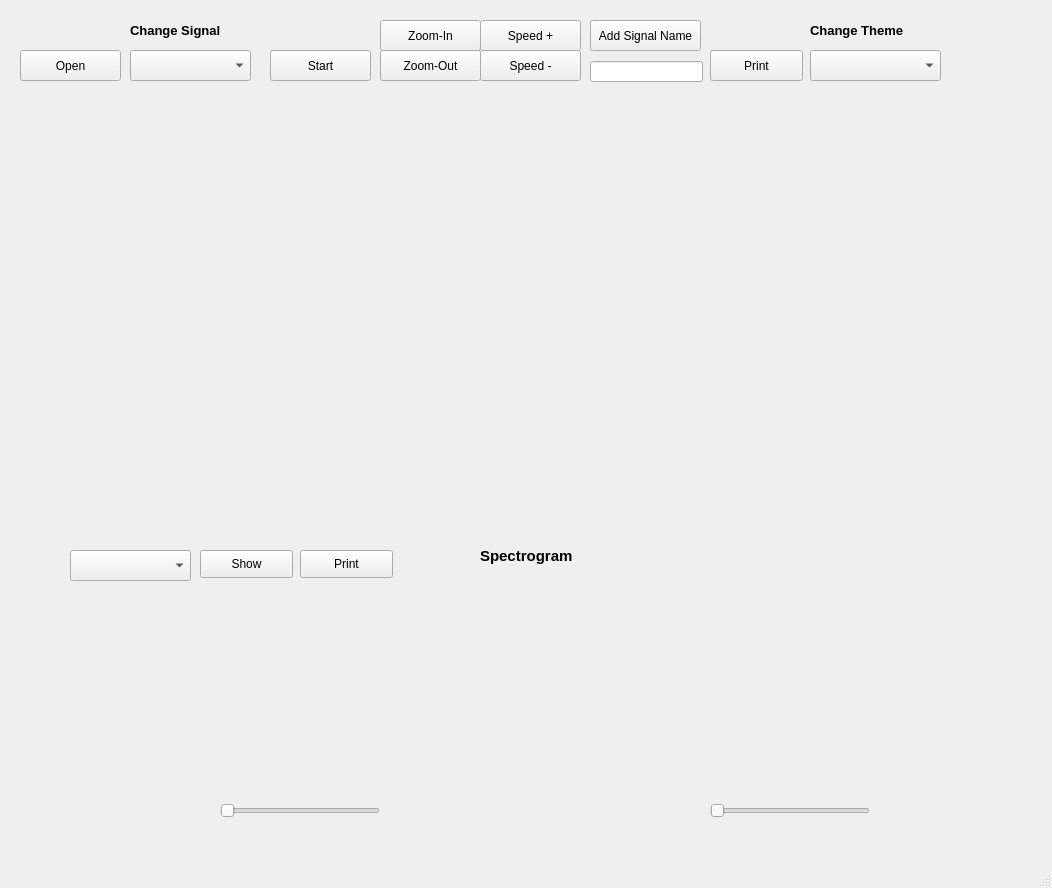
The window that IsaWorking-Copy.ui (Abdelrahmanhassan1/Signal-Viewer) describes before a commit, drawn with Qt 5.
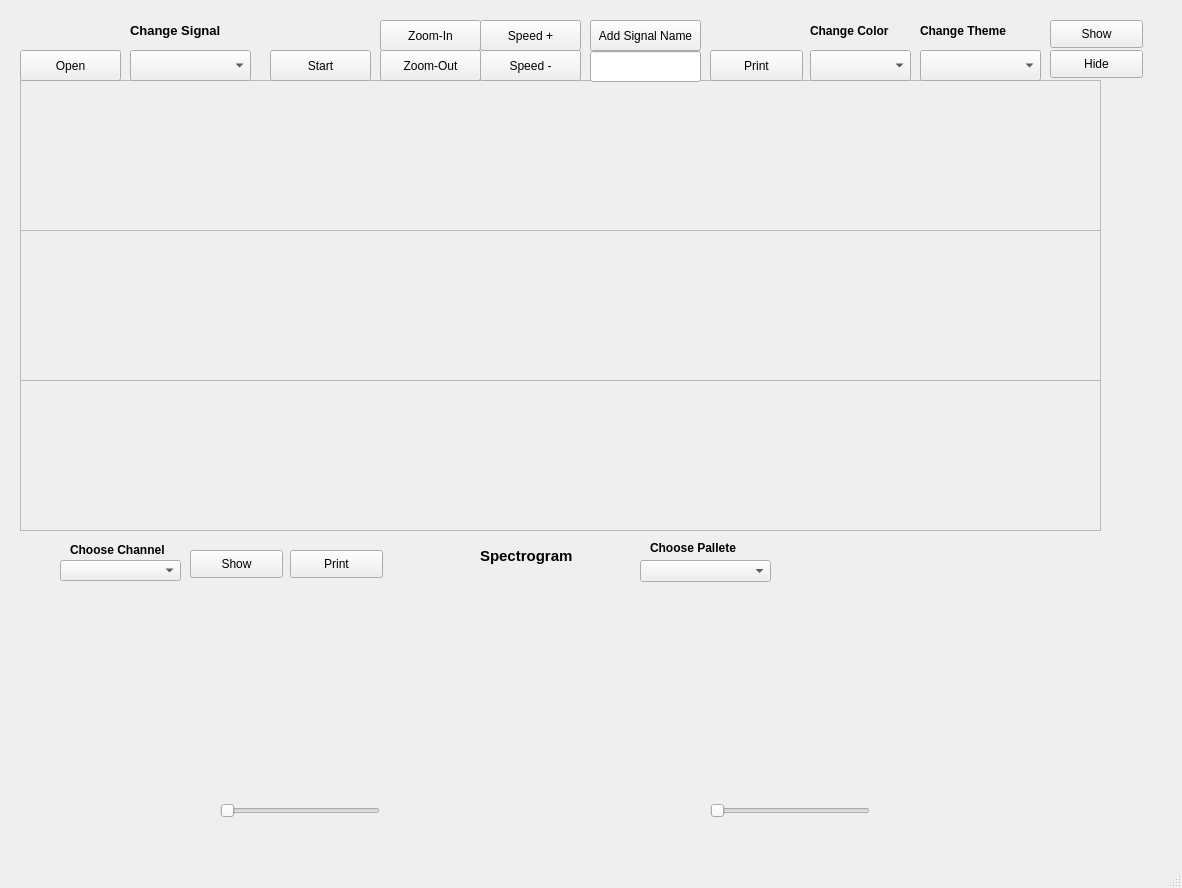
The same window after the commit.

Commit message: hide and show button added

What changed in the file:
```diff
--- a/IsaWorking-Copy.ui
+++ b/IsaWorking-Copy.ui
@@ -6,7 +6,7 @@
    <rect>
     <x>0</x>
     <y>0</y>
-    <width>1052</width>
+    <width>1182</width>
     <height>888</height>
    </rect>
   </property>
@@ -19,11 +19,29 @@
      <rect>
       <x>20</x>
       <y>80</y>
-      <width>1011</width>
+      <width>1081</width>
       <height>151</height>
      </rect>
     </property>
-    <layout class="QVBoxLayout" name="verticalLayout"/>
+    <layout class="QVBoxLayout" name="verticalLayout">
+     <item>
+      <widget class="QScrollArea" name="scrollArea">
+       <property name="widgetResizable">
+        <bool>true</bool>
+       </property>
+       <widget class="QWidget" name="scrollAreaWidgetContents_2">
+        <property name="geometry">
+         <rect>
+          <x>0</x>
+          <y>0</y>
+          <width>1077</width>
+          <height>147</height>
+         </rect>
+        </property>
+       </widget>
+      </widget>
+     </item>
+    </layout>
    </widget>
    <widget class="QPushButton" name="pushButton">
     <property name="geometry">
@@ -146,18 +164,23 @@
     <property name="geometry">
      <rect>
       <x>590</x>
-      <y>61</y>
-      <width>113</width>
-      <height>21</height>
+      <y>51</y>
+      <width>111</width>
+      <height>31</height>
      </rect>
     </property>
+    <property name="font">
+     <font>
+      <pointsize>10</pointsize>
+     </font>
+    </property>
    </widget>
    <widget class="QWidget" name="verticalLayoutWidget_2">
     <property name="geometry">
      <rect>
       <x>20</x>
       <y>580</y>
-      <width>1011</width>
+      <width>1081</width>
       <height>201</height>
      </rect>
     </property>
@@ -192,17 +215,17 @@
    <widget class="QComboBox" name="comboBox_2">
     <property name="geometry">
      <rect>
-      <x>70</x>
-      <y>550</y>
+      <x>60</x>
+      <y>560</y>
       <width>121</width>
-      <height>31</height>
+      <height>21</height>
      </rect>
     </property>
    </widget>
    <widget class="QPushButton" name="pushButton_7">
     <property name="geometry">
      <rect>
-      <x>200</x>
+      <x>190</x>
       <y>550</y>
       <width>93</width>
       <height>28</height>
@@ -217,7 +240,7 @@
      <rect>
       <x>810</x>
       <y>50</y>
-      <width>131</width>
+      <width>101</width>
       <height>31</height>
      </rect>
     </property>
@@ -225,7 +248,7 @@
    <widget class="QPushButton" name="pushButton_8">
     <property name="geometry">
      <rect>
-      <x>300</x>
+      <x>290</x>
       <y>550</y>
       <width>93</width>
       <height>28</height>
@@ -280,19 +303,19 @@
      <rect>
       <x>810</x>
       <y>20</y>
-      <width>131</width>
+      <width>101</width>
       <height>21</height>
      </rect>
     </property>
     <property name="font">
      <font>
-      <pointsize>10</pointsize>
+      <pointsize>9</pointsize>
       <weight>75</weight>
       <bold>true</bold>
      </font>
     </property>
     <property name="text">
-     <string>Change Theme</string>
+     <string>Change Color</string>
     </property>
    </widget>
    <widget class="QWidget" name="verticalLayoutWidget_3">
@@ -300,22 +323,164 @@
      <rect>
       <x>20</x>
       <y>230</y>
-      <width>1011</width>
+      <width>1081</width>
       <height>151</height>
      </rect>
     </property>
-    <layout class="QVBoxLayout" name="verticalLayout_3"/>
+    <layout class="QVBoxLayout" name="verticalLayout_3">
+     <item>
+      <widget class="QScrollArea" name="scrollArea_2">
+       <property name="widgetResizable">
+        <bool>true</bool>
+       </property>
+       <widget class="QWidget" name="scrollAreaWidgetContents_3">
+        <property name="geometry">
+         <rect>
+          <x>0</x>
+          <y>0</y>
+          <width>1077</width>
+          <height>147</height>
+         </rect>
+        </property>
+       </widget>
+      </widget>
+     </item>
+    </layout>
    </widget>
    <widget class="QWidget" name="verticalLayoutWidget_4">
     <property name="geometry">
      <rect>
       <x>20</x>
       <y>380</y>
-      <width>1011</width>
+      <width>1081</width>
       <height>151</height>
      </rect>
     </property>
-    <layout class="QVBoxLayout" name="verticalLayout_5"/>
+    <layout class="QVBoxLayout" name="verticalLayout_5">
+     <item>
+      <widget class="QScrollArea" name="scrollArea_3">
+       <property name="widgetResizable">
+        <bool>true</bool>
+       </property>
+       <widget class="QWidget" name="scrollAreaWidgetContents_4">
+        <property name="geometry">
+         <rect>
+          <x>0</x>
+          <y>0</y>
+          <width>1077</width>
+          <height>147</height>
+         </rect>
+        </property>
+       </widget>
+      </widget>
+     </item>
+    </layout>
+   </widget>
+   <widget class="QLabel" name="label_4">
+    <property name="geometry">
+     <rect>
+      <x>920</x>
+      <y>20</y>
+      <width>131</width>
+      <height>21</height>
+     </rect>
+    </property>
+    <property name="font">
+     <font>
+      <pointsize>9</pointsize>
+      <weight>75</weight>
+      <bold>true</bold>
+     </font>
+    </property>
+    <property name="text">
+     <string>Change Theme</string>
+    </property>
+   </widget>
+   <widget class="QComboBox" name="comboBox_4">
+    <property name="geometry">
+     <rect>
+      <x>920</x>
+      <y>50</y>
+      <width>121</width>
+      <height>31</height>
+     </rect>
+    </property>
+   </widget>
+   <widget class="QPushButton" name="pushButton_9">
+    <property name="geometry">
+     <rect>
+      <x>1050</x>
+      <y>20</y>
+      <width>93</width>
+      <height>28</height>
+     </rect>
+    </property>
+    <property name="text">
+     <string>Show</string>
+    </property>
+   </widget>
+   <widget class="QPushButton" name="pushButton_10">
+    <property name="geometry">
+     <rect>
+      <x>1050</x>
+      <y>50</y>
+      <width>93</width>
+      <height>28</height>
+     </rect>
+    </property>
+    <property name="text">
+     <string>Hide</string>
+    </property>
+   </widget>
+   <widget class="QComboBox" name="comboBox_5">
+    <property name="geometry">
+     <rect>
+      <x>640</x>
+      <y>560</y>
+      <width>131</width>
+      <height>22</height>
+     </rect>
+    </property>
+   </widget>
+   <widget class="QLabel" name="label_5">
+    <property name="geometry">
+     <rect>
+      <x>70</x>
+      <y>540</y>
+      <width>111</width>
+      <height>20</height>
+     </rect>
+    </property>
+    <property name="font">
+     <font>
+      <pointsize>9</pointsize>
+      <weight>75</weight>
+      <bold>true</bold>
+     </font>
+    </property>
+    <property name="text">
+     <string>Choose Channel</string>
+    </property>
+   </widget>
+   <widget class="QLabel" name="label_6">
+    <property name="geometry">
+     <rect>
+      <x>650</x>
+      <y>540</y>
+      <width>121</width>
+      <height>16</height>
+     </rect>
+    </property>
+    <property name="font">
+     <font>
+      <pointsize>9</pointsize>
+      <weight>75</weight>
+      <bold>true</bold>
+     </font>
+    </property>
+    <property name="text">
+     <string>Choose Pallete</string>
+    </property>
    </widget>
   </widget>
   <widget class="QMenuBar" name="menubar">
```
Left out of the diff: 2 changed lines with no effect on the pictures. The commit also changes 5 other files.
